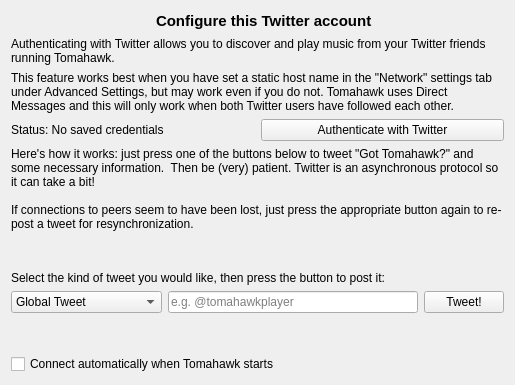
The window that src/sip/twitter/twitterconfigwidget.ui (tomahawk-player/tomahawk) describes before a commit, drawn with Qt 5.
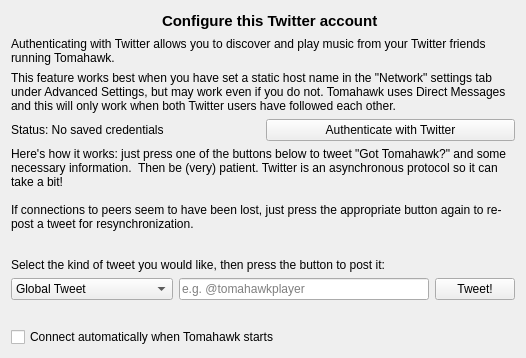
The same window after the commit. Icons and pictures are not drawn.

Commit message: aint over till it's over

```diff
--- a/src/sip/twitter/twitterconfigwidget.ui
+++ b/src/sip/twitter/twitterconfigwidget.ui
@@ -6,8 +6,8 @@
    <rect>
     <x>0</x>
     <y>0</y>
-    <width>515</width>
-    <height>385</height>
+    <width>526</width>
+    <height>358</height>
    </rect>
   </property>
   <property name="minimumSize">
```
